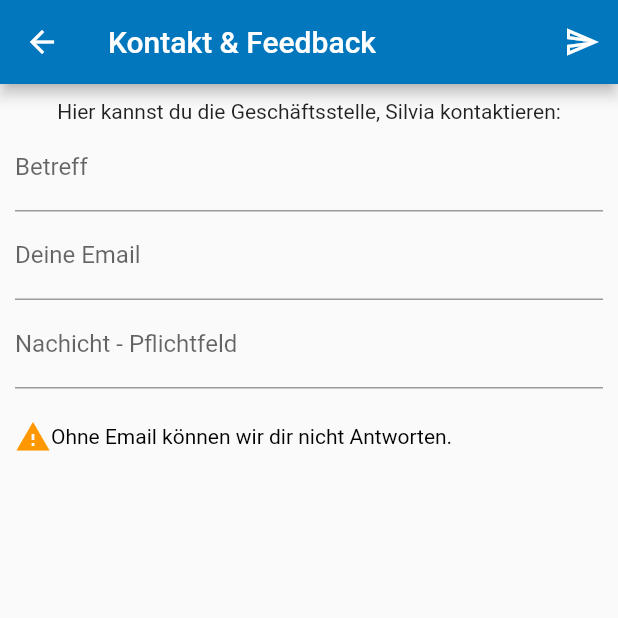
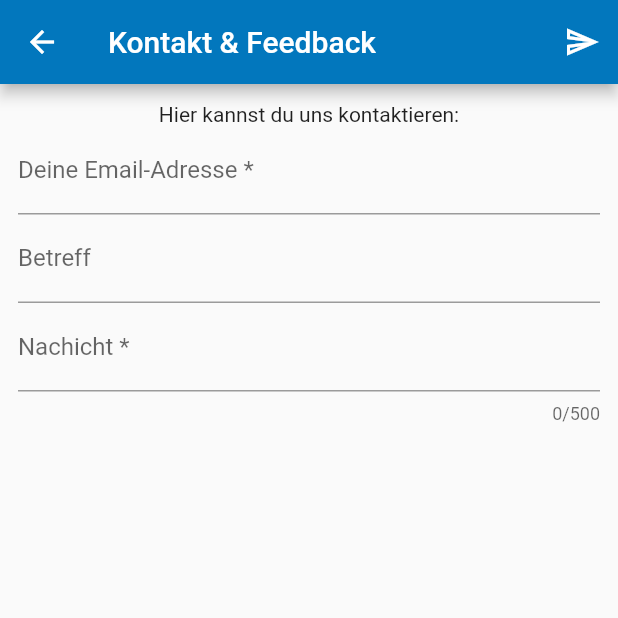
Before and after one commit to Mister-Muffin/Shintaikan, a Flutter app: the SendMail screen opened directly, on a phone screen of 412 x 824 dp, the top half of it. Run offline on Flutter 3.47's test engine with Material 2 defaults, Android fonts, the phone set to English and light mode, and no system bars; our stand-ins replace cloud_firestore, cloud_functions, connectivity, firebase_core, firebase_messaging, flutter_html and 3 more; accounts and stored records are empty.

Commit message:
Bug fixes & Cleanup

```diff
--- a/lib/sendMail.dart
+++ b/lib/sendMail.dart
@@ -2,6 +2,7 @@ import 'package:cloud_functions/cloud_functions.dart';
 import 'package:flutter/material.dart';
 import 'package:outline_material_icons/outline_material_icons.dart';
 
+//TODO: PLS HELP! 😥
 class SendMail extends StatefulWidget {
   static const routeName = '/mail';
   @override
@@ -18,26 +19,53 @@ class _SendMailState extends State<SendMail> {
   bool loading = false;
   String cloudFuncReturnStatus = "";
 
-  final HttpsCallable callable = CloudFunctions(region: 'europe-west1').getHttpsCallable(
-    functionName: 'sendEmail',
+  final HttpsCallable callable =
+      CloudFunctions(region: 'europe-west1').getHttpsCallable(
+    functionName: 'sendEmails',
   );
 
   @override
   Widget build(BuildContext context) {
+    final formKey = GlobalKey<FormState>();
     return Scaffold(
       appBar: AppBar(
         title: Text("Kontakt & Feedback"),
-        actions: [IconButton(icon: Icon(OMIcons.send), onPressed: sendMessage)],
+        actions: [
+          IconButton(
+              icon: Icon(OMIcons.send),
+              onPressed: () {
+                sendMessage(formKey);
+              })
+        ],
       ),
       body: Padding(
-        padding: const EdgeInsets.all(10),
+        padding: const EdgeInsets.all(12),
+        child: SingleChildScrollView(
+          child: Form(
+            key: formKey,
             child: Column(mainAxisSize: MainAxisSize.max, children: [
-          Text("Hier kannst du die Geschäftsstelle, Silvia kontaktieren:",
+              Text("Hier kannst du uns kontaktieren:",
                   style: TextStyle(
                     color: Colors.black87,
                     fontSize: 14,
                     fontWeight: FontWeight.normal,
                   )),
+              TextFormField(
+                decoration: InputDecoration(labelText: 'Deine Email-Adresse *'),
+                /* onChanged: (String value) {
+                  setState(() {
+                    email = value;
+                  });
+                },*/
+                validator: (String value) {
+                  if (value.toString().isEmpty) return "ALLA!";
+
+                  bool emailValid = RegExp(
+                          r"^[a-zA-Z0-9.a-zA-Z0-9.!#$%&'*+-/=?^_`{|}~]+@[a-zA-Z0-9]+\.[a-zA-Z]+")
+                      .hasMatch(value);
+                  return emailValid ? null : 'NE! So nich';
+                },
+              ),
               TextFormField(
                 decoration: InputDecoration(labelText: 'Betreff'),
                 onChanged: (String value) {
@@ -45,49 +73,45 @@ class _SendMailState extends State<SendMail> {
                 },
               ),
               TextFormField(
-            decoration: InputDecoration(labelText: 'Deine Email'),
+                decoration: InputDecoration(labelText: 'Nachicht *'),
+                minLines: 1,
+                maxLines: 20,
+                maxLength: 500,
+                maxLengthEnforced: false,
                 onChanged: (String value) {
-              setState(() {
-                email = value;
-              });
+                  message = value;
                 },
                 validator: (String value) {
-              return value.contains('@') ? null : 'Ungültige E-Mail Adresse';
-            },
-          ),
-          TextFormField(
-            decoration: InputDecoration(labelText: 'Nachicht - Pflichtfeld'),
-            onChanged: (String value) {
-              message = value;
+                  return value.toString().isNotEmpty ? null : "is leer :(";
                 },
               ),
               Container(
                 height: 20,
               ),
-          noEmailWarning(),
               messageStatusWidget(),
             ]),
+          ),
+        ),
       ),
     );
   }
 
-  void sendMessage() async {
+  void sendMessage(GlobalKey<FormState> formKey) async {
+    if (!formKey.currentState.validate()) return;
     setState(() {
       showStatusWidget = true;
       loading = true;
     });
     try {
       if (email.isEmpty) email = "[Keine Email angegeben]";
-      final HttpsCallableResult result = await callable.call(
+      await callable.call(
         <String, dynamic>{
           'email': email,
           'subject': subject,
           'message': message
         },
       );
-      print(result.data);
       setState(() {
-        cloudFuncReturnStatus = result.data.toString();
         success = true;
         showStatusWidget = true;
       });
@@ -113,28 +137,6 @@ class _SendMailState extends State<SendMail> {
     });
   }
 
-  Widget noEmailWarning() {
-    if (email.isEmpty) {
-      return Row(
-        children: [
-          Icon(
-            OMIcons.warning,
-            color: Colors.orange,
-          ),
-          Text('Ohne Email können wir dir nicht Antworten.',
-              style: TextStyle(
-                color: Colors.black,
-                fontSize: 14,
-                fontWeight: FontWeight.normal,
-              ),
-              textAlign: TextAlign.center)
-        ],
-      );
-    } else {
-      return Container();
-    }
-  }
-
   Widget messageStatusWidget() {
     if (showStatusWidget && !loading) {
       if (success) {
@@ -153,14 +155,15 @@ class _SendMailState extends State<SendMail> {
                 textAlign: TextAlign.center)
           ],
         );
-      } else if (!success) {
+      } else {
         return Row(
           children: [
             Icon(
               OMIcons.error,
               color: Colors.red,
             ),
-            Text('Ein Fehler ist aufgetreten!\nSollte das Problem wiederholt auftreten,\nschreib bitte eine Mail an shintaikan@web.de.',
+            Text(
+                'Ein Fehler ist aufgetreten!\nSollte das Problem wiederholt auftreten,\nschreib bitte eine Mail an shintaikan@web.de.',
                 style: TextStyle(
                   color: Colors.black,
                   fontSize: 14,
@@ -169,7 +172,7 @@ class _SendMailState extends State<SendMail> {
                 textAlign: TextAlign.justify)
           ],
         );
-      } else {}
+      }
     } else if (showStatusWidget && loading) {
       return Row(
         children: [
--- a/pubspec.yaml
+++ b/pubspec.yaml
@@ -6,7 +6,7 @@ description: Die Karate Club Shintaikan e.V. app.
 publish_to: 'none' # Remove this line if you wish to publish to pub.dev
 
 # The following defines the version and build number for your application.
-version: 3.0.0+32
+version: 3.0.1+33
 
 environment:
   sdk: ">=2.7.0 <3.0.0"
@@ -27,13 +27,10 @@ dependencies:
   outline_material_icons:
 
   webview_flutter:
-  flutter_statusbarcolor:
   package_info:
   flutter_html:
   intl:
   url_launcher:
-dependency_overrides:
-  flutter_svg: ^0.18.0
 
 dev_dependencies:
   flutter_test:
```
Also changed, not shown: lib/main.dart (+15 -11 lines). Lines whose indentation alone changed are shown as unchanged.
